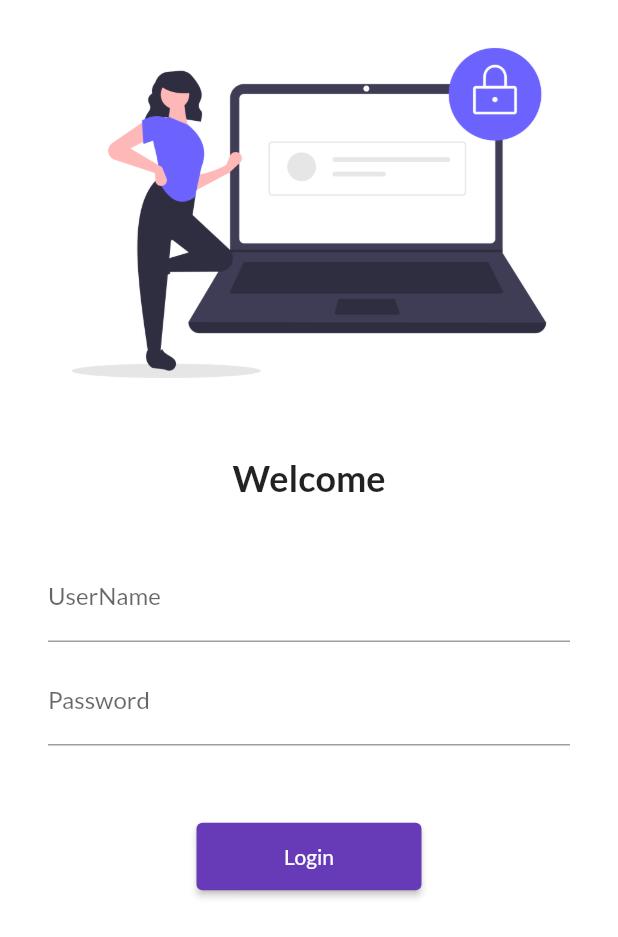
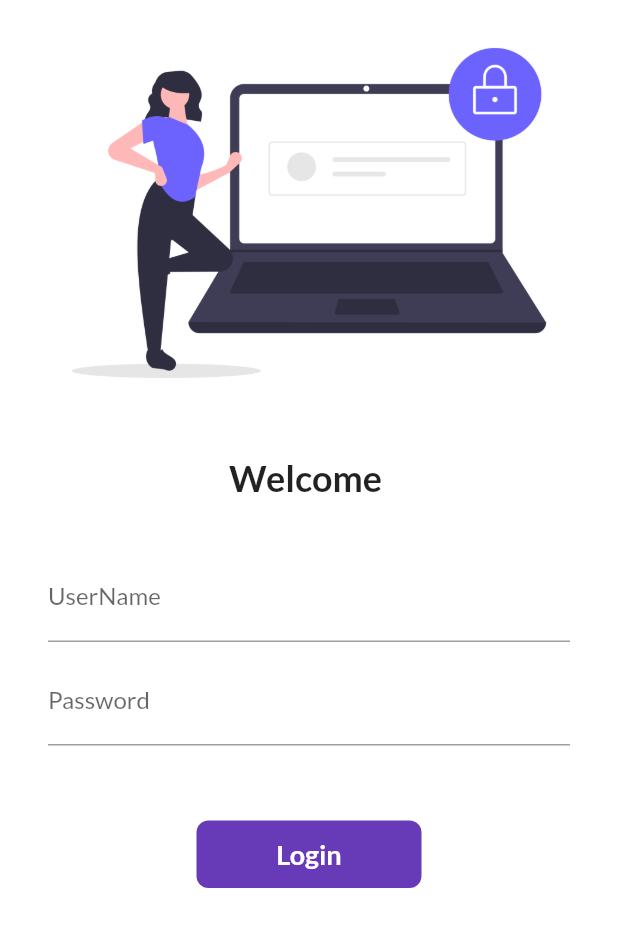
Before and after one commit to Sampreethvr2023/30DaysOfFlutterLearning, a Flutter app: the screen it shows after launch, on a phone screen of 412 x 824 dp. Shown: the top 937 px of the screen. Run offline on Flutter 3.47's test engine with Material 2 defaults, Android fonts, the phone set to English and light mode, and no system bars; our stand-ins replace google_fonts; missing offline and left inert: dart:ffi.

Commit message:
Day 6 completed

```diff
--- a/lib/pages/login_page.dart
+++ b/lib/pages/login_page.dart
@@ -1,7 +1,16 @@
+import 'dart:ffi';
+
 import 'package:flutter/material.dart';
 import 'package:flutter_catalog/utils/routes.dart';
 
-class LoginPage extends StatelessWidget {
+class LoginPage extends StatefulWidget {
+  @override
+  State<LoginPage> createState() => _LoginPageState();
+}
+
+class _LoginPageState extends State<LoginPage> {
+  String name = '';
+  bool changeButton = false;
   @override
   Widget build(BuildContext context) {
     return Material(
@@ -17,7 +26,7 @@ class LoginPage extends StatelessWidget {
                 height: 20,
               ),
               Text(
-                'Welcome',
+                'Welcome $name',
                 style: TextStyle(
                   fontSize: 24,
                   fontWeight: FontWeight.bold,
@@ -36,6 +45,10 @@ class LoginPage extends StatelessWidget {
                         hintText: "Enter UserName",
                         labelText: "UserName",
                       ),
+                      onChanged: (value) {
+                        name = value;
+                        setState(() {});
+                      },
                     ),
                     SizedBox(
                       height: 10,
@@ -50,15 +63,49 @@ class LoginPage extends StatelessWidget {
                     SizedBox(
                       height: 50,
                     ),
-                    ElevatedButton(
-                      onPressed: () {
+
+                    InkWell(
+                      onTap: () async {
+                        setState(() {
+                          changeButton = true;
+                        });
+                        await Future.delayed(Duration(seconds: 1));
                         Navigator.pushNamed(context, MyRoutes.homeRoute);
                       },
-                      style: TextButton.styleFrom(minimumSize: Size(150, 45)),
-                      child: Text(
-                        "Login",
+                      child: AnimatedContainer(
+                        duration: Duration(seconds: 1),
+                        height: 45,
+                        width: changeButton ? 50 : 150,
+                        alignment: Alignment.center,
+                        child: changeButton
+                            ? Icon(
+                                Icons.done_outline_rounded,
+                                color: Colors.white,
+                              )
+                            : Text(
+                                'Login',
+                                style: TextStyle(
+                                    fontSize: 18,
+                                    fontWeight: FontWeight.bold,
+                                    color: Colors.white),
+                              ),
+                        decoration: BoxDecoration(
+                          borderRadius:
+                              BorderRadius.circular(changeButton ? 50 : 8),
+                          color: Colors.deepPurple,
+                        ),
                       ),
                     ),
+
+                    // ElevatedButton(
+                    //   onPressed: () {
+                    //     Navigator.pushNamed(context, MyRoutes.homeRoute);
+                    //   },
+                    //   style: TextButton.styleFrom(minimumSize: Size(150, 45)),
+                    //   child: Text(
+                    //     "Login",
+                    //   ),
+                    // ),
                   ],
                 ),
               )
```
